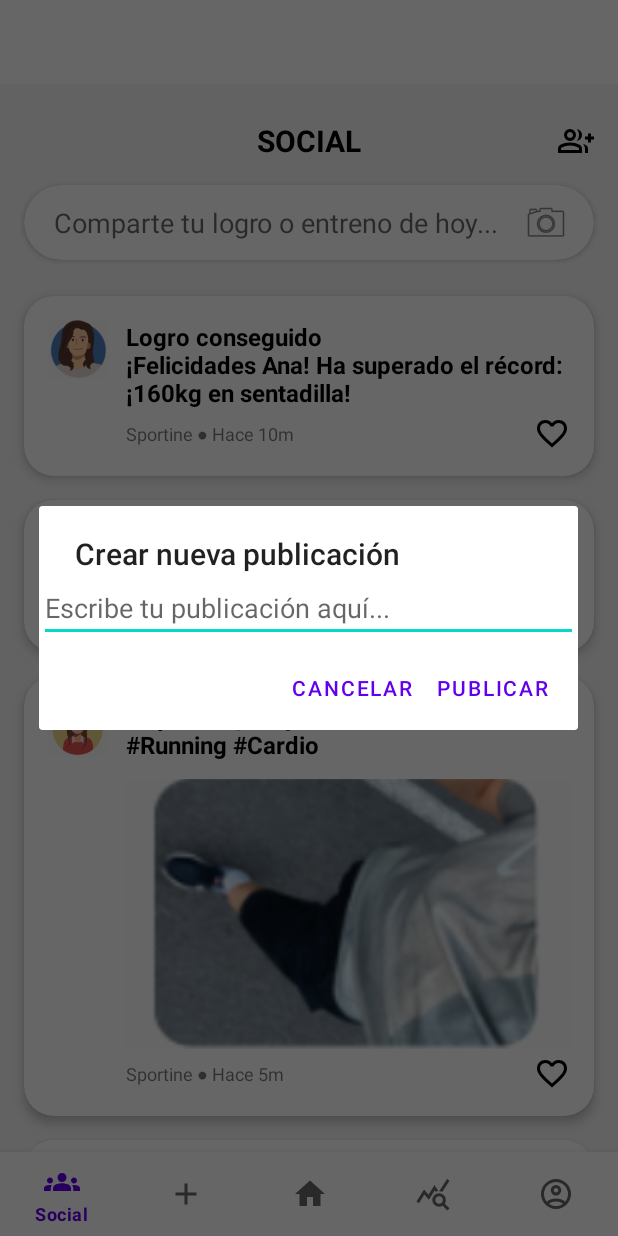
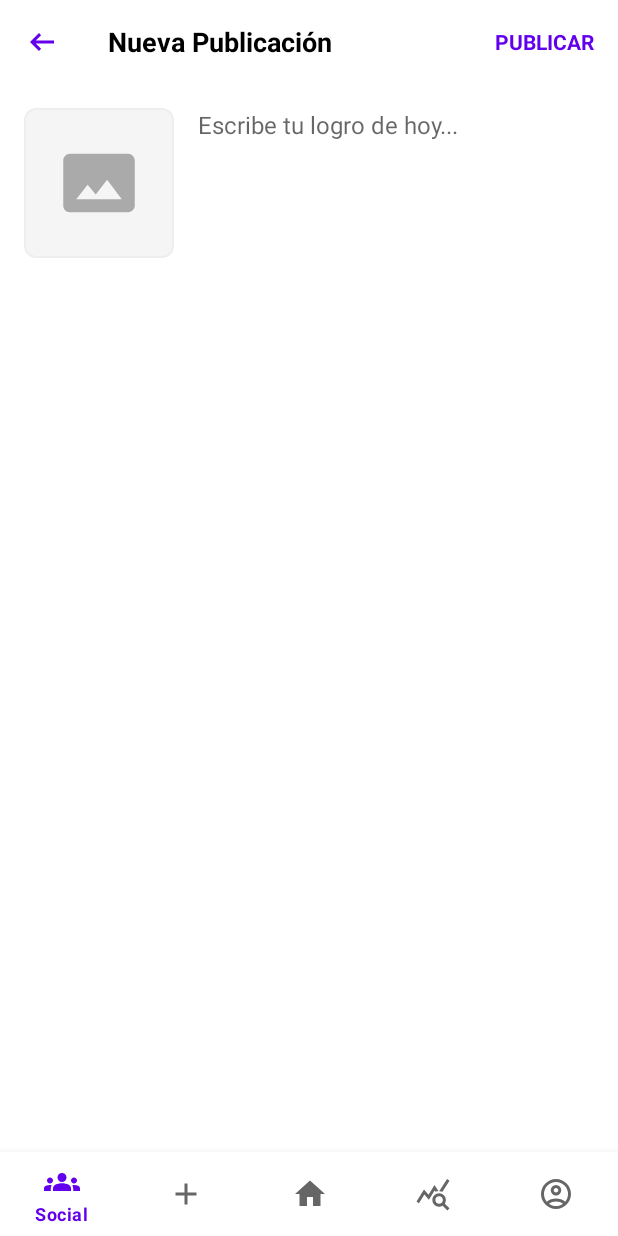
Before and after one commit to Flexible-Digital-Experiences/Sportine, an Android app: the SocialFragment screen opened through its navigation route, after a tap on an icon or button, on a phone screen of 412 x 824 dp. Run offline under Robolectric (Android 15) with nearby library versions, the phone set to English and light mode, and no system bars; our stand-ins replace navigation-ui.

Commit message:
Refactoriza Crear Post y Buscar Amigo a pantallas separadas

```diff
--- a/Sportine/app/src/main/AndroidManifest.xml
+++ b/Sportine/app/src/main/AndroidManifest.xml
@@ -1,6 +1,9 @@
 <?xml version="1.0" encoding="utf-8"?>
 <manifest xmlns:android="http://schemas.android.com/apk/res/android"
     xmlns:tools="http://schemas.android.com/tools">
+
+    <uses-permission android:name="android.permission.READ_MEDIA_IMAGES" />
+    <uses-permission android:name="android.permission.READ_EXTERNAL_STORAGE" android:maxSdkVersion="32" />
 
     <application
         android:allowBackup="true"
--- /dev/null
+++ b/Sportine/app/src/main/java/com/example/sportine/ui/usuarios/social/CreatePostFragment.java
@@ -0,0 +1,107 @@
+package com.example.sportine.ui.usuarios.social;
+
+import android.app.Activity;
+import android.content.Intent;
+import android.graphics.Bitmap;
+import android.net.Uri;
+import android.os.Bundle;
+import android.provider.MediaStore;
+import android.view.LayoutInflater;
+import android.view.View;
+import android.view.ViewGroup;
+import android.widget.EditText;
+import android.widget.ImageView; // ¡Asegúrate de importar ImageView!
+import android.widget.TextView;
+import android.widget.Toast;
+import androidx.annotation.NonNull;
+import androidx.annotation.Nullable;
+import androidx.fragment.app.Fragment;
+import androidx.navigation.fragment.NavHostFragment;
+import com.example.sportine.R;
+import com.google.android.material.appbar.MaterialToolbar;
+import com.google.android.material.card.MaterialCardView; // ¡Asegúrate de importar MaterialCardView!
+
+public class CreatePostFragment extends Fragment {
+
+    // Código de solicitud para la galería
+    private static final int PICK_IMAGE_REQUEST = 1;
+
+    // Variables para guardar lo que el usuario seleccione
+    private ImageView ivSelectedPostImage;
+    private Uri selectedImageUri; // La "dirección" de la foto
+
+    @Nullable
+    @Override
+    public View onCreateView(@NonNull LayoutInflater inflater, @Nullable ViewGroup container, @Nullable Bundle savedInstanceState) {
+        View view = inflater.inflate(R.layout.fragment_alumno_create_post, container, false);
+
+        // --- Encontrar todas las vistas ---
+        MaterialToolbar toolbar = view.findViewById(R.id.toolbar_create_post);
+        TextView btnPublicar = view.findViewById(R.id.btn_publicar);
+        EditText etCaption = view.findViewById(R.id.et_post_caption);
+        MaterialCardView cardSelectImage = view.findViewById(R.id.card_select_image);
+        ivSelectedPostImage = view.findViewById(R.id.iv_selected_post_image);
+
+        // --- Configurar los Listeners ---
+
+        // Listener para la tarjeta que abre la galería
+        cardSelectImage.setOnClickListener(v -> openGallery());
+
+        // Listener para el botón "Publicar"
+        btnPublicar.setOnClickListener(v -> {
+            String caption = etCaption.getText().toString().trim();
+
+            // Revisa si hay texto O si hay una imagen seleccionada
+            if (caption.isEmpty() && selectedImageUri == null) {
+                Toast.makeText(getContext(), "Escribe algo o selecciona una imagen", Toast.LENGTH_SHORT).show();
+            } else {
+                Toast.makeText(getContext(), "Publicando...", Toast.LENGTH_SHORT).show();
+                // Aquí iría la lógica para subir el post (caption y selectedImageUri)
+                NavHostFragment.findNavController(this).navigateUp(); // Regresa al feed
+            }
+        });
+
+        // Listener para el botón de "Atrás"
+        toolbar.setNavigationOnClickListener(v -> {
+            NavHostFragment.findNavController(this).navigateUp();
+        });
+
+        return view;
+    }
+
+    // --- Método para abrir la galería ---
+    private void openGallery() {
+        // Crea un "intent" (una solicitud) para abrir la galería
+        Intent galleryIntent = new Intent(Intent.ACTION_PICK, MediaStore.Images.Media.EXTERNAL_CONTENT_URI);
+        startActivityForResult(galleryIntent, PICK_IMAGE_REQUEST);
+    }
+
+    // --- Método que recibe la foto de la galería ---
+    @Override
+    public void onActivityResult(int requestCode, int resultCode, @Nullable Intent data) {
+        super.onActivityResult(requestCode, resultCode, data);
+
+        if (requestCode == PICK_IMAGE_REQUEST && resultCode == Activity.RESULT_OK && data != null && data.getData() != null) {
+
+            // Guarda la "dirección" de la foto
+            selectedImageUri = data.getData();
+
+            try {
+                // "Traduce" la dirección a una imagen (Bitmap)
+                Bitmap bitmap = MediaStore.Images.Media.getBitmap(requireActivity().getContentResolver(), selectedImageUri);
+
+                // Muestra la foto en el ImageView
+                ivSelectedPostImage.setImageBitmap(bitmap);
+
+                // Quita los estilos del ícono placeholder para que la foto se vea bien
+                ivSelectedPostImage.setPadding(0, 0, 0, 0);
+                ivSelectedPostImage.setBackgroundColor(getResources().getColor(android.R.color.transparent));
+                ivSelectedPostImage.setImageTintList(null);
+
+            } catch (Exception e) {
+                e.printStackTrace();
+                Toast.makeText(getContext(), "Error al cargar la imagen", Toast.LENGTH_SHORT).show();
+            }
+        }
+    }
+}
--- a/Sportine/app/src/main/java/com/example/sportine/ui/usuarios/social/SocialFragment.java
+++ b/Sportine/app/src/main/java/com/example/sportine/ui/usuarios/social/SocialFragment.java
@@ -1,33 +1,33 @@
-package com.example.sportine.ui.usuarios.social;
+package com.example.sportine.ui.usuarios.social; // Asegúrate que el paquete sea el correcto
 
-import android.app.AlertDialog;
+// Se quitaron las importaciones de AlertDialog, EditText, Toast que ya no se usan
 import android.os.Bundle;
 import android.view.LayoutInflater;
 import android.view.View;
 import android.view.ViewGroup;
-import android.widget.EditText;
 import android.widget.ImageView;
-import android.widget.Toast;
+
 
 import androidx.annotation.NonNull;
 import androidx.annotation.Nullable;
 import androidx.fragment.app.Fragment;
+import androidx.navigation.Navigation; // ¡Importante para la navegación!
 import androidx.recyclerview.widget.LinearLayoutManager;
 import androidx.recyclerview.widget.RecyclerView;
 
-import com.example.sportine.R;
+import com.example.sportine.R; // Asegúrate de importar tu R
 import com.google.android.material.card.MaterialCardView;
 
 import java.util.ArrayList;
 import java.util.List;
+
 
 public class SocialFragment extends Fragment {
 
     private RecyclerView recyclerView;
     private SocialFeedAdapter adapter;
     private List<Post> postList;
-    // Las variables 'cardSharePost' y 'cameraIcon' ya no necesitan ser globales,
-    // las declararemos dentro de onCreateView para un código más limpio.
+    // Las variables globales ya no son necesarias aquí
 
     @Nullable
     @Override
@@ -38,7 +38,7 @@ public class SocialFragment extends Fragment {
         recyclerView.setLayoutManager(new LinearLayoutManager(getContext()));
 
         postList = new ArrayList<>();
-        // --- TUS PUBLICACIONES ESTÁN AQUÍ, INTACTAS ---
+        // --- INICIO DE TU LÓGICA DE POSTS (Se queda igual) ---
         // ¡Solo asegúrate de que los archivos de imagen existan en res/drawable!
         postList.add(new Post(
                 "Ana",
@@ -66,98 +66,50 @@ public class SocialFragment extends Fragment {
                 "Sportine ● Hace 5m"
         ));
         // Agreguemos más para probar el scroll
-        postList.add(new Post("David", "Nueva rutina de pecho, ¡a darle!", R.drawable.ic_launcher_background, "Sportine ● Hace 2h"));
-        postList.add(new Post("Laura", "¿Alguien para una reta de basket mañana?", R.drawable.ic_launcher_background, "Sportine ● Hace 3h"));
+        postList.add(new Post("David", "Nueva rutina de pecho, ¡a darle!", R.drawable.avatar_user_male, "Sportine ● Hace 2h"));
+        postList.add(new Post("Laura", "¿Alguien para una reta de basket mañana?", R.drawable.avatar_user_female, "Sportine ● Hace 3h"));
+        // --- FIN DE TU LÓGICA DE POSTS ---
 
 
         adapter = new SocialFeedAdapter(postList);
         recyclerView.setAdapter(adapter);
 
-        // Encontrar y configurar el CardView y el ícono para crear nuevas publicaciones
+        // --- INICIO DE LA LÓGICA MODIFICADA ---
+
+        // Configurar el CardView para NAVEGAR a la pantalla CreatePostFragment
         MaterialCardView cardSharePost = view.findViewById(R.id.card_share_post);
-        cardSharePost.setOnClickListener(v -> showCreatePostDialog());
-
-        ImageView cameraIcon = view.findViewById(R.id.iv_camera_icon);
-        cameraIcon.setOnClickListener(v -> showCreatePostDialog());
-
-
-        // --- AQUÍ EMPIEZA EL CÓDIGO NUEVO ---
-
-        // Encuentra el ImageView del ícono de agregar amigo por su ID
-        ImageView addFriendIcon = view.findViewById(R.id.iv_add_friend);
-
-        // Le asigna un OnClickListener para que reaccione al clic
-        addFriendIcon.setOnClickListener(v -> {
-            // Llama al nuevo método que crearemos para mostrar el diálogo
-            showAddFriendDialog();
+        cardSharePost.setOnClickListener(v -> {
+            Navigation.findNavController(view).navigate(R.id.action_social_to_create_post);
         });
 
-        // --- AQUÍ TERMINA EL CÓDIGO NUEVO ---
+        // Configurar el ícono de la cámara para NAVEGAR a la pantalla CreatePostFragment
+        ImageView cameraIcon = view.findViewById(R.id.iv_camera_icon);
+        cameraIcon.setOnClickListener(v -> {
+            Navigation.findNavController(view).navigate(R.id.action_social_to_create_post);
+        });
+
+        // Configurar el ícono de "Agregar Amigo" para NAVEGAR a la pantalla BuscarAmigoFragment
+        ImageView addFriendIcon = view.findViewById(R.id.iv_add_friend);
+        addFriendIcon.setOnClickListener(v -> {
+            // ¡ESTE ES EL CAMBIO! Ya no llama a showAddFriendDialog()
+            Navigation.findNavController(view).navigate(R.id.action_social_to_buscar_amigo);
+        });
+
+        // --- FIN DE LA LÓGICA MODIFICADA ---
 
         return view;
     }
 
-    // Método para mostrar el diálogo de crear publicación
-    private void showCreatePostDialog() {
-        AlertDialog.Builder builder = new AlertDialog.Builder(getContext());
-        builder.setTitle("Crear nueva publicación");
+    // --- ¡EL MÉTODO showAddFriendDialog() FUE ELIMINADO! ---
 
-        final EditText input = new EditText(getContext());
-        input.setHint("Escribe tu publicación aquí...");
-        builder.setView(input);
-
-        builder.setPositiveButton("Publicar", (dialog, which) -> {
-            String postMessage = input.getText().toString().trim();
-            if (!postMessage.isEmpty()) {
-                // Simular que el usuario actual es "Yo"
-                String userName = "Emmanuel";
-                int userAvatar = R.drawable.ic_launcher_background; // TODO: Cambia por tu avatar
-
-                // Un formato más consistente con el resto de la app
-                String timestamp = "Sportine ● Ahora";
-
-                Post newPost = new Post(userName, postMessage, userAvatar, timestamp);
-                adapter.addPost(newPost);
-
-                // --- MEJORA AÑADIDA ---
-                // Mueve el scroll hasta arriba para que veas tu nueva publicación al instante
-                recyclerView.scrollToPosition(0);
-
-                Toast.makeText(getContext(), "¡Publicado!", Toast.LENGTH_SHORT).show();
-            } else {
-                Toast.makeText(getContext(), "La publicación no puede estar vacía", Toast.LENGTH_SHORT).show();
-            }
-        });
-        builder.setNegativeButton("Cancelar", (dialog, which) -> dialog.cancel());
-
-        builder.show();
-    }
-    private void showAddFriendDialog() {
-        AlertDialog.Builder builder = new AlertDialog.Builder(getContext());
-        builder.setTitle("Buscar Amigo");
-        builder.setMessage("Ingresa el nombre de usuario para buscarlo.");
-
-        // Creamos un EditText para que el usuario escriba
-        final EditText input = new EditText(getContext());
-        input.setHint("Nombre de usuario...");
-        builder.setView(input);
-
-        // Configuramos el botón "Buscar"
-        builder.setPositiveButton("Buscar", (dialog, which) -> {
-            String friendName = input.getText().toString().trim();
-            if (!friendName.isEmpty()) {
-                // Por ahora, solo mostramos un mensaje de confirmación
-                Toast.makeText(getContext(), "Buscando a: " + friendName, Toast.LENGTH_SHORT).show();
-            } else {
-                Toast.makeText(getContext(), "El nombre no puede estar vacío", Toast.LENGTH_SHORT).show();
-            }
-        });
-
-        // Configuramos el botón "Cancelar"
-        builder.setNegativeButton("Cancelar", (dialog, which) -> dialog.cancel());
-
-        // Mostramos el diálogo
-        builder.show();
+    // --- Método para añadir tus posts de ejemplo ---
+    // (Asegúrate de que los nombres de drawable existan en tu proyecto)
+    // Este método es necesario si lo llamas en onCreateView
+    private void addSamplePosts() {
+        // Pega aquí tu lógica para añadir los posts a postList
+        // Ejemplo:
+        // postList.add(new Post("Ana", "Mensaje...", R.drawable.avatar_ana, "Timestamp"));
+        // ...añade todos tus posts...
     }
 
-}
+} // Fin de la clase SocialFragment
--- /dev/null
+++ b/Sportine/app/src/main/res/drawable/ic_upload_image.xml
@@ -0,0 +1,5 @@
+<vector xmlns:android="http://schemas.android.com/apk/res/android" android:height="24dp" android:tint="#000000" android:viewportHeight="24" android:viewportWidth="24" android:width="24dp">
+
+    <path android:fillColor="@android:color/white" android:pathData="M21,3H3C2,3 1,4 1,5v14c0,1.1 0.9,2 2,2h18c1,0 2,-1 2,-2V5c0,-1 -1,-2 -2,-2zM5,17l3.5,-4.5 2.5,3.01L14.5,11l4.5,6H5z"/>
+
+</vector>
--- /dev/null
+++ b/Sportine/app/src/main/res/drawable/search_view_background.xml
@@ -0,0 +1,6 @@
+<?xml version="1.0" encoding="utf-8"?>
+<shape xmlns:android="http://schemas.android.com/apk/res/android"
+    android:shape="rectangle">
+    <solid android:color="#F5F5F5" />
+    <corners android:radius="8dp" />
+</shape>
--- a/Sportine/app/src/main/res/layout/activity_main.xml
+++ b/Sportine/app/src/main/res/layout/activity_main.xml
@@ -3,10 +3,11 @@
     xmlns:app="http://schemas.android.com/apk/res-auto"
     android:id="@+id/container"
     android:layout_width="match_parent"
-    android:layout_height="match_parent"
-    android:paddingTop="?attr/actionBarSize"
-    android:backgroundTint="@null">
+    android:layout_height="match_parent">
+    <!-- El backgroundTint="@null" se puede borrar, no es necesario -->
+    <!-- El paddingTop="?attr/actionBarSize" FUE ELIMINADO para quitar el rectángulo blanco -->
 
+    <!-- La barra de navegación de abajo (se queda igual) -->
     <com.google.android.material.bottomnavigation.BottomNavigationView
         android:id="@+id/nav_view"
         android:layout_width="0dp"
@@ -19,16 +20,17 @@
         app:layout_constraintRight_toRightOf="parent"
         app:menu="@menu/bottom_nav_menu" />
 
+    <!-- El "escenario" donde se muestran todos tus fragmentos -->
     <fragment
         android:id="@+id/nav_host_fragment_activity_main"
         android:name="androidx.navigation.fragment.NavHostFragment"
         android:layout_width="match_parent"
-        android:layout_height="0dp"  app:defaultNavHost="true"
+        android:layout_height="0dp"
+        app:defaultNavHost="true"
         app:layout_constraintBottom_toTopOf="@id/nav_view"
         app:layout_constraintLeft_toLeftOf="parent"
         app:layout_constraintRight_toRightOf="parent"
         app:layout_constraintTop_toTopOf="parent"
         app:navGraph="@navigation/mobile_navigation" />
 
-
 </androidx.constraintlayout.widget.ConstraintLayout>
--- /dev/null
+++ b/Sportine/app/src/main/res/layout/fragment_alumno_create_post.xml
@@ -0,0 +1,84 @@
+<?xml version="1.0" encoding="utf-8"?>
+<androidx.constraintlayout.widget.ConstraintLayout xmlns:android="http://schemas.android.com/apk/res/android"
+    xmlns:app="http://schemas.android.com/apk/res-auto"
+    xmlns:tools="http://schemas.android.com/tools"
+    android:layout_width="match_parent"
+    android:layout_height="match_parent"
+    android:background="@color/white"
+    tools:context=".ui.usuarios.social.CreatePostFragment">
+
+    <com.google.android.material.appbar.MaterialToolbar
+        android:id="@+id/toolbar_create_post"
+        android:layout_width="0dp"
+        android:layout_height="?attr/actionBarSize"
+        android:background="@color/white"
+        app:elevation="1dp"
+        app:layout_constraintTop_toTopOf="parent"
+        app:layout_constraintStart_toStartOf="parent"
+        app:layout_constraintEnd_toEndOf="parent"
+        app:navigationIcon="@drawable/ic_flechaatras"
+        app:navigationIconTint="?attr/colorPrimary"> <TextView
+        android:layout_width="wrap_content"
+        android:layout_height="wrap_content"
+        android:text="Nueva Publicación"
+        android:textColor="@color/black"
+        android:textSize="18sp"
+        android:textStyle="bold"
+        android:layout_gravity="start"/>
+
+        <TextView
+            android:id="@+id/btn_publicar"
+            android:layout_width="wrap_content"
+            android:layout_height="wrap_content"
+            android:text="PUBLICAR"
+            android:textColor="?attr/colorPrimary"
+            android:textStyle="bold"
+            android:layout_gravity="end"
+            android:padding="16dp"
+            android:background="?attr/selectableItemBackground"/>
+
+    </com.google.android.material.appbar.MaterialToolbar>
+
+    <com.google.android.material.card.MaterialCardView
+        android:id="@+id/card_select_image"
+        android:layout_width="100dp"
+        android:layout_height="100dp"
+        android:layout_marginStart="16dp"
+        android:layout_marginTop="16dp"
+        app:cardCornerRadius="8dp"
+        app:cardElevation="0dp"
+        app:strokeWidth="1dp"
+        app:strokeColor="#EEEEEE"
+        app:layout_constraintTop_toBottomOf="@id/toolbar_create_post"
+        app:layout_constraintStart_toStartOf="parent">
+
+        <ImageView
+            android:id="@+id/iv_selected_post_image"
+            android:layout_width="match_parent"
+            android:layout_height="match_parent"
+            android:scaleType="centerCrop"
+            android:src="@drawable/ic_upload_image"
+            android:background="#F5F5F5"
+            app:tint="#AAAAAA"
+            android:padding="24dp" />
+
+    </com.google.android.material.card.MaterialCardView>
+
+    <EditText
+        android:id="@+id/et_post_caption"
+        android:layout_width="0dp"
+        android:layout_height="0dp"
+        android:layout_marginTop="16dp"
+        android:layout_marginStart="16dp"
+        android:layout_marginEnd="16dp"
+        android:hint="Escribe tu logro de hoy..."
+        android:gravity="top"
+        android:inputType="textMultiLine"
+        android:background="@null"
+        android:textSize="16sp"
+        app:layout_constraintTop_toBottomOf="@id/toolbar_create_post"
+        app:layout_constraintBottom_toBottomOf="parent"
+        app:layout_constraintStart_toEndOf="@id/card_select_image"
+        app:layout_constraintEnd_toEndOf="parent"/>
+
+</androidx.constraintlayout.widget.ConstraintLayout>
--- a/Sportine/app/src/main/res/navigation/mobile_navigation.xml
+++ b/Sportine/app/src/main/res/navigation/mobile_navigation.xml
@@ -86,5 +86,30 @@
         android:id="@+id/navigation_social"
         android:name="com.example.sportine.ui.usuarios.social.SocialFragment"
         android:label="@string/title_social"
-        tools:layout="@layout/fragment_alumno_social" />
+        tools:layout="@layout/fragment_alumno_social" >
+
+        <action
+            android:id="@+id/action_social_to_create_post"
+            app:destination="@id/navigation_create_post"
+            app:enterAnim="@anim/slide_in_up"
+            app:exitAnim="@anim/slide_out_down"/>
+
+        <action
+            android:id="@+id/action_social_to_buscar_amigo"
+            app:destination="@id/navigation_buscar_amigo"
+            app:enterAnim="@anim/slide_in_up"
+            app:exitAnim="@anim/slide_out_down"/>
+    </fragment>
+
+    <fragment
+        android:id="@+id/navigation_create_post"
+        android:name="com.example.sportine.ui.usuarios.social.CreatePostFragment"
+        android:label="Crear Publicación"
+        tools:layout="@layout/fragment_alumno_create_post" />
+
+    <fragment
+        android:id="@+id/navigation_buscar_amigo"
+        android:name="com.example.sportine.ui.usuarios.social.BuscarAmigoFragment"
+        android:label="Buscar Amigo"
+        tools:layout="@layout/fragment_alumno_buscar_amigo" />
 </navigation>
```
Also changed, not shown: Sportine/app/src/main/java/com/example/sportine/ui/usuarios/social/BuscarAmigoFragment.java (added, +41 -0 lines), Sportine/app/src/main/res/anim/slide_in_up.xml (added, +10 -0 lines), Sportine/app/src/main/res/anim/slide_out_down.xml (added, +10 -0 lines), Sportine/app/src/main/res/layout/fragment_alumno_buscar_amigo.xml (added, +47 -0 lines), Sportine/app/src/main/res/layout/item_amigo_resultado.xml (added, +50 -0 lines).
